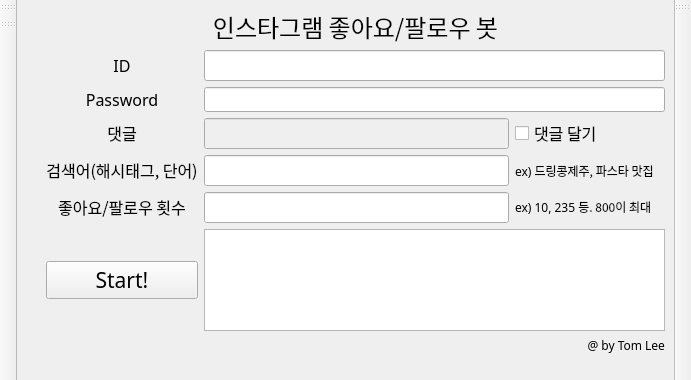
Before: the Qt Designer form InstagramCrawller_deleux/driver/main_window_deluxe.ui in TomLee9903/TomLee9903, drawn with Qt 5.
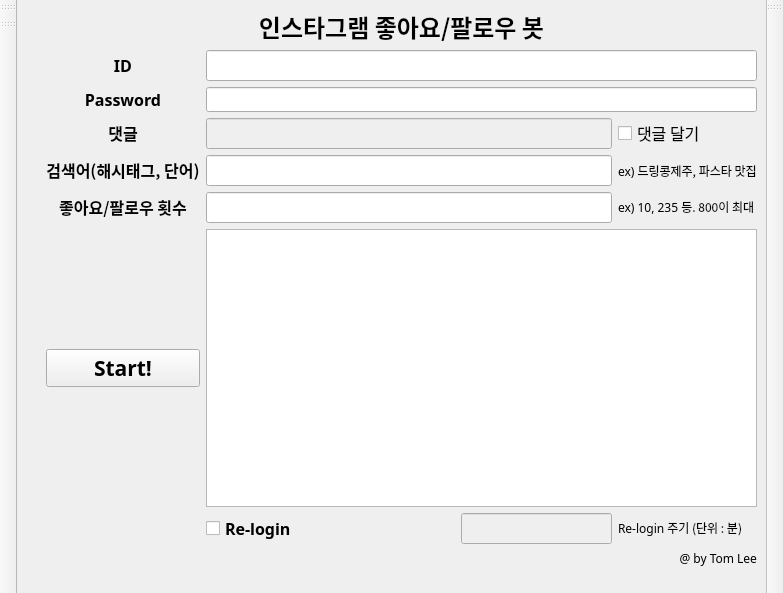
After: the same form once the commit is applied. Icons and pictures are not drawn.

Commit message: [Instagram] InstagramAIbot Deluxe version 릴리즈 버전 업로드

Diff of the .ui file:
```diff
--- a/InstagramCrawller_deleux/driver/main_window_deluxe.ui
+++ b/InstagramCrawller_deleux/driver/main_window_deluxe.ui
@@ -6,8 +6,8 @@
    <rect>
     <x>0</x>
     <y>0</y>
-    <width>691</width>
-    <height>380</height>
+    <width>783</width>
+    <height>593</height>
    </rect>
   </property>
   <property name="font">
@@ -28,19 +28,6 @@
    <layout class="QGridLayout" name="gridLayout_3">
     <item row="0" column="0">
      <layout class="QGridLayout" name="gridLayout_2">
-      <item row="0" column="0">
-       <spacer name="verticalSpacer">
-        <property name="orientation">
-         <enum>Qt::Vertical</enum>
-        </property>
-        <property name="sizeHint" stdset="0">
-         <size>
-          <width>20</width>
-          <height>40</height>
-         </size>
-        </property>
-       </spacer>
-      </item>
       <item row="1" column="1">
        <spacer name="horizontalSpacer">
         <property name="orientation">
@@ -48,7 +35,7 @@
         </property>
         <property name="sizeHint" stdset="0">
          <size>
-          <width>498</width>
+          <width>847</width>
           <height>17</height>
          </size>
         </property>
@@ -56,140 +43,14 @@
       </item>
       <item row="0" column="1">
        <layout class="QGridLayout" name="gridLayout">
-        <item row="1" column="0">
-         <widget class="QLabel" name="id_label">
-          <property name="font">
-           <font>
-            <family>휴먼옛체</family>
-            <pointsize>12</pointsize>
-            <weight>50</weight>
-            <bold>false</bold>
-           </font>
-          </property>
-          <property name="text">
-           <string>&lt;html&gt;&lt;head/&gt;&lt;body&gt;&lt;p align=&quot;center&quot;&gt;ID&lt;/p&gt;&lt;/body&gt;&lt;/html&gt;</string>
-          </property>
-         </widget>
-        </item>
-        <item row="3" column="0">
-         <widget class="QLabel" name="label_6">
-          <property name="font">
-           <font>
-            <family>휴먼옛체</family>
-           </font>
-          </property>
-          <property name="text">
-           <string>&lt;html&gt;&lt;head/&gt;&lt;body&gt;&lt;p align=&quot;center&quot;&gt;댓글&lt;/p&gt;&lt;/body&gt;&lt;/html&gt;</string>
-          </property>
-         </widget>
-        </item>
-        <item row="5" column="1" colspan="2">
-         <widget class="QLineEdit" name="input_cnt">
-          <property name="font">
-           <font>
-            <family>휴먼옛체</family>
-            <pointsize>12</pointsize>
-            <weight>50</weight>
-            <bold>false</bold>
-           </font>
-          </property>
-          <property name="focusPolicy">
-           <enum>Qt::StrongFocus</enum>
-          </property>
-          <property name="echoMode">
-           <enum>QLineEdit::Normal</enum>
-          </property>
-         </widget>
-        </item>
-        <item row="12" column="3">
-         <widget class="QLabel" name="label_5">
-          <property name="font">
-           <font>
-            <family>휴먼옛체</family>
-            <pointsize>9</pointsize>
-            <weight>50</weight>
-            <bold>false</bold>
-           </font>
-          </property>
-          <property name="text">
-           <string>&lt;html&gt;&lt;head/&gt;&lt;body&gt;&lt;p align=&quot;right&quot;&gt;@ by Tom Lee&lt;/p&gt;&lt;/body&gt;&lt;/html&gt;</string>
-          </property>
-         </widget>
-        </item>
-        <item row="5" column="0">
-         <widget class="QLabel" name="cycle_label">
-          <property name="font">
-           <font>
-            <family>휴먼옛체</family>
-            <pointsize>12</pointsize>
-            <weight>50</weight>
-            <bold>false</bold>
-           </font>
-          </property>
-          <property name="text">
-           <string>&lt;html&gt;&lt;head/&gt;&lt;body&gt;&lt;p align=&quot;center&quot;&gt;좋아요/팔로우 횟수&lt;/p&gt;&lt;/body&gt;&lt;/html&gt;</string>
-          </property>
-         </widget>
-        </item>
-        <item row="4" column="3">
-         <widget class="QLabel" name="label">
-          <property name="font">
-           <font>
-            <family>휴먼옛체</family>
-            <pointsize>9</pointsize>
-            <weight>50</weight>
-            <bold>false</bold>
-           </font>
-          </property>
-          <property name="text">
-           <string>ex) 드링콩제주, 파스타 맛집</string>
-          </property>
-         </widget>
-        </item>
-        <item row="2" column="1" colspan="3">
-         <widget class="QLineEdit" name="input_pw">
-          <property name="font">
-           <font>
-            <family>휴먼옛체</family>
-            <pointsize>9</pointsize>
-            <weight>50</weight>
-            <bold>false</bold>
-           </font>
-          </property>
-          <property name="focusPolicy">
-           <enum>Qt::StrongFocus</enum>
-          </property>
-          <property name="echoMode">
-           <enum>QLineEdit::Password</enum>
-          </property>
-         </widget>
-        </item>
-        <item row="4" column="1" colspan="2">
-         <widget class="QLineEdit" name="input_search">
-          <property name="font">
-           <font>
-            <family>휴먼옛체</family>
-            <pointsize>12</pointsize>
-            <weight>50</weight>
-            <bold>false</bold>
-           </font>
-          </property>
-          <property name="focusPolicy">
-           <enum>Qt::StrongFocus</enum>
-          </property>
-          <property name="echoMode">
-           <enum>QLineEdit::Normal</enum>
-          </property>
-         </widget>
-        </item>
         <item row="2" column="0">
          <widget class="QLabel" name="pw_label">
           <property name="font">
            <font>
-            <family>휴먼옛체</family>
+            <family>맑은 고딕</family>
             <pointsize>12</pointsize>
-            <weight>50</weight>
-            <bold>false</bold>
+            <weight>75</weight>
+            <bold>true</bold>
            </font>
           </property>
           <property name="text">
@@ -197,41 +58,55 @@
           </property>
          </widget>
         </item>
-        <item row="1" column="1" colspan="3">
-         <widget class="QLineEdit" name="input_id">
+        <item row="6" column="1" colspan="3">
+         <widget class="QLineEdit" name="input_cnt">
           <property name="font">
            <font>
-            <family>휴먼옛체</family>
+            <family>맑은 고딕</family>
             <pointsize>12</pointsize>
             <weight>50</weight>
             <bold>false</bold>
            </font>
           </property>
+          <property name="focusPolicy">
+           <enum>Qt::StrongFocus</enum>
+          </property>
+          <property name="echoMode">
+           <enum>QLineEdit::Normal</enum>
+          </property>
          </widget>
         </item>
-        <item row="5" column="3">
-         <widget class="QLabel" name="label_3">
+        <item row="9" column="1">
+         <widget class="QCheckBox" name="relogin_checkBox">
+          <property name="enabled">
+           <bool>true</bool>
+          </property>
           <property name="font">
            <font>
-            <family>휴먼옛체</family>
-            <pointsize>9</pointsize>
-            <weight>50</weight>
-            <bold>false</bold>
+            <family>맑은 고딕</family>
+            <weight>75</weight>
+            <bold>true</bold>
            </font>
           </property>
           <property name="text">
-           <string>&lt;html&gt;&lt;head/&gt;&lt;body&gt;&lt;p&gt;ex) 10, 235 등. 800이 최대&lt;/p&gt;&lt;/body&gt;&lt;/html&gt;</string>
+           <string>Re-login</string>
+          </property>
+          <property name="checkable">
+           <bool>true</bool>
+          </property>
+          <property name="checked">
+           <bool>false</bool>
           </property>
          </widget>
         </item>
-        <item row="0" column="0" colspan="4">
+        <item row="0" column="0" colspan="5">
          <widget class="QLabel" name="label_2">
           <property name="font">
            <font>
-            <family>휴먼옛체</family>
+            <family>맑은 고딕</family>
             <pointsize>18</pointsize>
-            <weight>50</weight>
-            <bold>false</bold>
+            <weight>75</weight>
+            <bold>true</bold>
            </font>
           </property>
           <property name="text">
@@ -239,14 +114,74 @@
           </property>
          </widget>
         </item>
-        <item row="4" column="0">
+        <item row="17" column="4">
+         <widget class="QLabel" name="label_5">
+          <property name="font">
+           <font>
+            <family>휴먼옛체</family>
+            <pointsize>9</pointsize>
+            <weight>50</weight>
+            <bold>false</bold>
+           </font>
+          </property>
+          <property name="text">
+           <string>&lt;html&gt;&lt;head/&gt;&lt;body&gt;&lt;p align=&quot;right&quot;&gt;@ by Tom Lee&lt;/p&gt;&lt;/body&gt;&lt;/html&gt;</string>
+          </property>
+         </widget>
+        </item>
+        <item row="9" column="3">
+         <widget class="QLineEdit" name="relogin_time">
+          <property name="enabled">
+           <bool>false</bool>
+          </property>
+          <property name="font">
+           <font>
+            <family>맑은 고딕</family>
+           </font>
+          </property>
+          <property name="layoutDirection">
+           <enum>Qt::RightToLeft</enum>
+          </property>
+         </widget>
+        </item>
+        <item row="6" column="4">
+         <widget class="QLabel" name="label_3">
+          <property name="font">
+           <font>
+            <family>맑은 고딕</family>
+            <pointsize>9</pointsize>
+            <weight>50</weight>
+            <bold>false</bold>
+           </font>
+          </property>
+          <property name="text">
+           <string>&lt;html&gt;&lt;head/&gt;&lt;body&gt;&lt;p&gt;ex) 10, 235 등. 800이 최대&lt;/p&gt;&lt;/body&gt;&lt;/html&gt;</string>
+          </property>
+         </widget>
+        </item>
+        <item row="1" column="0">
+         <widget class="QLabel" name="id_label">
+          <property name="font">
+           <font>
+            <family>맑은 고딕</family>
+            <pointsize>12</pointsize>
+            <weight>75</weight>
+            <bold>true</bold>
+           </font>
+          </property>
+          <property name="text">
+           <string>&lt;html&gt;&lt;head/&gt;&lt;body&gt;&lt;p align=&quot;center&quot;&gt;ID&lt;/p&gt;&lt;/body&gt;&lt;/html&gt;</string>
+          </property>
+         </widget>
+        </item>
+        <item row="5" column="0">
          <widget class="QLabel" name="search_label">
           <property name="font">
            <font>
-            <family>휴먼옛체</family>
+            <family>맑은 고딕</family>
             <pointsize>12</pointsize>
-            <weight>50</weight>
-            <bold>false</bold>
+            <weight>75</weight>
+            <bold>true</bold>
            </font>
           </property>
           <property name="text">
@@ -254,14 +189,92 @@
           </property>
          </widget>
         </item>
+        <item row="9" column="2">
+         <spacer name="horizontalSpacer_2">
+          <property name="orientation">
+           <enum>Qt::Horizontal</enum>
+          </property>
+          <property name="sizeHint" stdset="0">
+           <size>
+            <width>40</width>
+            <height>20</height>
+           </size>
+          </property>
+         </spacer>
+        </item>
+        <item row="4" column="0">
+         <widget class="QLabel" name="label_6">
+          <property name="font">
+           <font>
+            <family>맑은 고딕</family>
+            <weight>75</weight>
+            <bold>true</bold>
+           </font>
+          </property>
+          <property name="text">
+           <string>&lt;html&gt;&lt;head/&gt;&lt;body&gt;&lt;p align=&quot;center&quot;&gt;댓글&lt;/p&gt;&lt;/body&gt;&lt;/html&gt;</string>
+          </property>
+         </widget>
+        </item>
+        <item row="5" column="1" colspan="3">
+         <widget class="QLineEdit" name="input_search">
+          <property name="font">
+           <font>
+            <family>맑은 고딕</family>
+            <pointsize>12</pointsize>
+            <weight>50</weight>
+            <bold>false</bold>
+           </font>
+          </property>
+          <property name="focusPolicy">
+           <enum>Qt::StrongFocus</enum>
+          </property>
+          <property name="echoMode">
+           <enum>QLineEdit::Normal</enum>
+          </property>
+         </widget>
+        </item>
         <item row="6" column="0">
+         <widget class="QLabel" name="cycle_label">
+          <property name="font">
+           <font>
+            <family>맑은 고딕</family>
+            <pointsize>12</pointsize>
+            <weight>75</weight>
+            <bold>true</bold>
+           </font>
+          </property>
+          <property name="text">
+           <string>&lt;html&gt;&lt;head/&gt;&lt;body&gt;&lt;p align=&quot;center&quot;&gt;좋아요/팔로우 횟수&lt;/p&gt;&lt;/body&gt;&lt;/html&gt;</string>
+          </property>
+         </widget>
+        </item>
+        <item row="2" column="1" colspan="4">
+         <widget class="QLineEdit" name="input_pw">
+          <property name="font">
+           <font>
+            <family>맑은 고딕</family>
+            <pointsize>9</pointsize>
+            <weight>50</weight>
+            <bold>false</bold>
+           </font>
+          </property>
+          <property name="focusPolicy">
+           <enum>Qt::StrongFocus</enum>
+          </property>
+          <property name="echoMode">
+           <enum>QLineEdit::Password</enum>
+          </property>
+         </widget>
+        </item>
+        <item row="8" column="0">
          <widget class="QPushButton" name="start_btn">
           <property name="font">
            <font>
-            <family>휴먼옛체</family>
+            <family>맑은 고딕</family>
             <pointsize>16</pointsize>
-            <weight>50</weight>
-            <bold>false</bold>
+            <weight>75</weight>
+            <bold>true</bold>
            </font>
           </property>
           <property name="text">
@@ -269,42 +282,100 @@
           </property>
          </widget>
         </item>
-        <item row="6" column="1" colspan="3">
+        <item row="1" column="1" colspan="4">
+         <widget class="QLineEdit" name="input_id">
+          <property name="font">
+           <font>
+            <family>맑은 고딕</family>
+            <pointsize>12</pointsize>
+            <weight>50</weight>
+            <bold>false</bold>
+           </font>
+          </property>
+         </widget>
+        </item>
+        <item row="5" column="4">
+         <widget class="QLabel" name="label">
+          <property name="font">
+           <font>
+            <family>맑은 고딕</family>
+            <pointsize>9</pointsize>
+            <weight>50</weight>
+            <bold>false</bold>
+           </font>
+          </property>
+          <property name="text">
+           <string>ex) 드링콩제주, 파스타 맛집</string>
+          </property>
+         </widget>
+        </item>
+        <item row="4" column="4">
+         <widget class="QCheckBox" name="comment_check">
+          <property name="font">
+           <font>
+            <family>맑은 고딕</family>
+           </font>
+          </property>
+          <property name="text">
+           <string>댓글 달기</string>
+          </property>
+         </widget>
+        </item>
+        <item row="9" column="4">
+         <widget class="QLabel" name="label_4">
+          <property name="font">
+           <font>
+            <family>맑은 고딕</family>
+            <pointsize>9</pointsize>
+           </font>
+          </property>
+          <property name="text">
+           <string>&lt;html&gt;&lt;head/&gt;&lt;body&gt;&lt;p&gt;Re-login 주기 (단위 : 분)&lt;/p&gt;&lt;/body&gt;&lt;/html&gt;</string>
+          </property>
+         </widget>
+        </item>
+        <item row="8" column="1" colspan="4">
          <widget class="QTextBrowser" name="textBrowser">
           <property name="font">
            <font>
-            <family>휴먼옛체</family>
+            <family>맑은 고딕</family>
             <pointsize>12</pointsize>
-            <weight>50</weight>
-            <bold>false</bold>
+            <weight>75</weight>
+            <bold>true</bold>
            </font>
           </property>
          </widget>
         </item>
-        <item row="3" column="1" colspan="2">
+        <item row="4" column="1" colspan="3">
          <widget class="QLineEdit" name="input_comment">
           <property name="enabled">
            <bool>false</bool>
           </property>
+          <property name="font">
+           <font>
+            <family>맑은 고딕</family>
+           </font>
+          </property>
           <property name="readOnly">
            <bool>false</bool>
           </property>
          </widget>
         </item>
-        <item row="3" column="3">
-         <widget class="QCheckBox" name="comment_check">
-          <property name="font">
-           <font>
-            <family>휴먼옛체</family>
-           </font>
-          </property>
-          <property name="text">
-           <string>댓글 달기</string>
-          </property>
-         </widget>
-        </item>
        </layout>
       </item>
+      <item row="0" column="0">
+       <spacer name="verticalSpacer">
+        <property name="orientation">
+         <enum>Qt::Vertical</enum>
+        </property>
+        <property name="sizeHint" stdset="0">
+         <size>
+          <width>20</width>
+          <height>63</height>
+         </size>
+        </property>
+       </spacer>
+      </item>
      </layout>
     </item>
    </layout>
```
Left out of the diff: 6 changed lines with no effect on the pictures. The commit also changes 14 other files.
